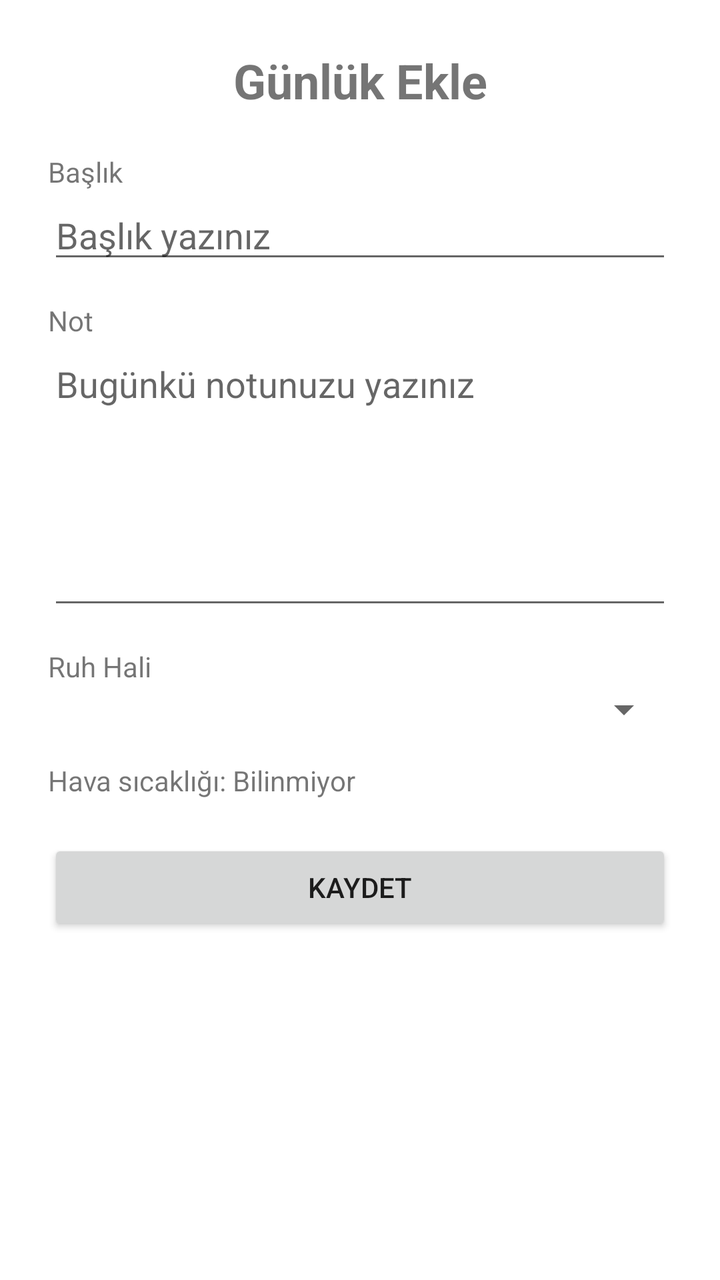
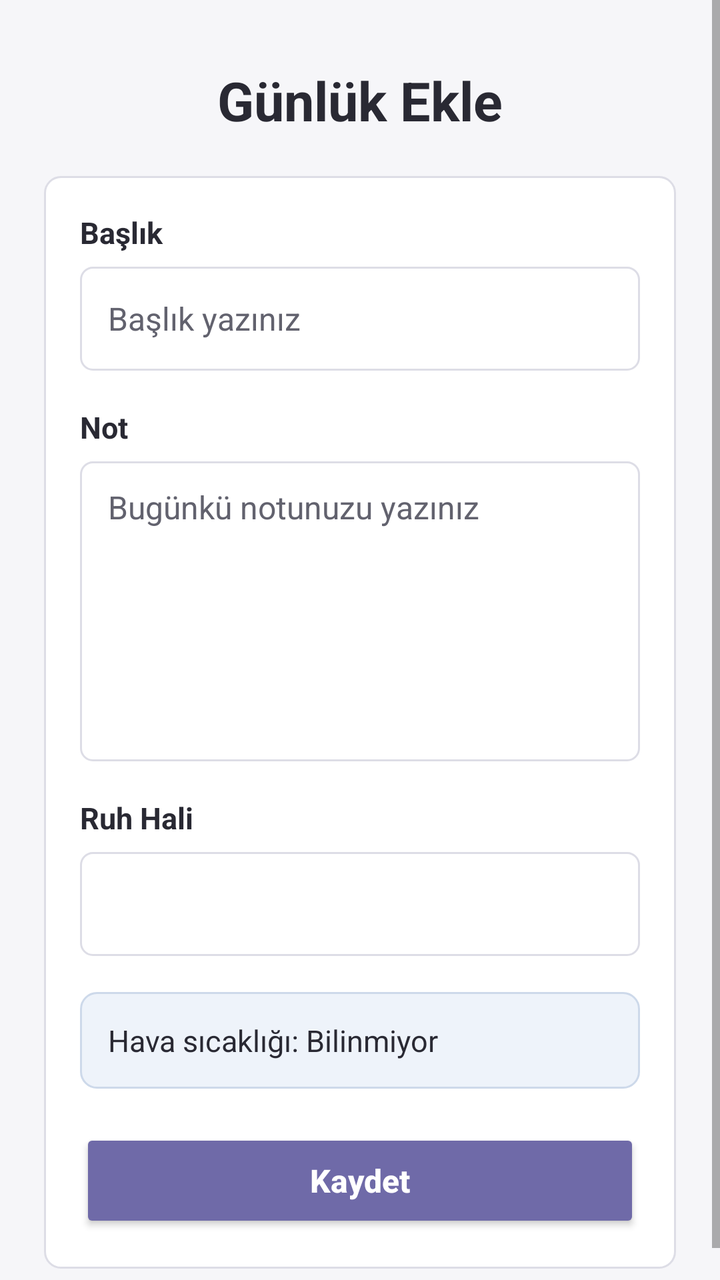

Screens rendered from an Android XML layout before and after an edit, with the pre-edit source and the edit as a unified diff.
<!-- AndroidManifest.xml: application theme android:Theme.Material.Light.NoActionBar -->
<!-- res/layout/activity_add_diary.xml -->
<?xml version="1.0" encoding="utf-8"?>
<ScrollView xmlns:android="http://schemas.android.com/apk/res/android"
    android:layout_width="match_parent"
    android:layout_height="match_parent"
    android:background="#FFFFFF">

    <LinearLayout
        android:layout_width="match_parent"
        android:layout_height="wrap_content"
        android:orientation="vertical"
        android:padding="24dp">

        <TextView
            android:layout_width="match_parent"
            android:layout_height="wrap_content"
            android:text="Günlük Ekle"
            android:textSize="24sp"
            android:textStyle="bold"
            android:gravity="center"
            android:layout_marginBottom="20dp" />

        <TextView
            android:layout_width="match_parent"
            android:layout_height="wrap_content"
            android:text="Başlık" />

        <EditText
            android:id="@+id/titleEditText"
            android:layout_width="match_parent"
            android:layout_height="wrap_content"
            android:hint="Başlık yazınız"
            android:inputType="text"
            android:layout_marginBottom="14dp" />

        <TextView
            android:layout_width="match_parent"
            android:layout_height="wrap_content"
            android:text="Not" />

        <EditText
            android:id="@+id/noteEditText"
            android:layout_width="match_parent"
            android:layout_height="140dp"
            android:gravity="top"
            android:hint="Bugünkü notunuzu yazınız"
            android:inputType="textMultiLine"
            android:layout_marginBottom="14dp" />

        <TextView
            android:layout_width="match_parent"
            android:layout_height="wrap_content"
            android:text="Ruh Hali" />

        <Spinner
            android:id="@+id/moodSpinner"
            android:layout_width="match_parent"
            android:layout_height="wrap_content"
            android:layout_marginBottom="14dp" />

        <TextView
            android:id="@+id/temperatureText"
            android:layout_width="match_parent"
            android:layout_height="wrap_content"
            android:text="Hava sıcaklığı: Bilinmiyor"
            android:layout_marginBottom="20dp" />

        <Button
            android:id="@+id/saveButton"
            android:layout_width="match_parent"
            android:layout_height="wrap_content"
            android:text="Kaydet" />

    </LinearLayout>
</ScrollView>
<!-- resources referenced by this layout -->
<resources>

</resources>

<!-- the commit's change to res/layout/activity_add_diary.xml (unified diff, before → after) -->
@@ -2,73 +2,88 @@
 <ScrollView xmlns:android="http://schemas.android.com/apk/res/android"
     android:layout_width="match_parent"
     android:layout_height="match_parent"
-    android:background="#FFFFFF">
+    android:background="@color/screen_background"
+    android:fillViewport="true">
 
     <LinearLayout
         android:layout_width="match_parent"
         android:layout_height="wrap_content"
         android:orientation="vertical"
-        android:padding="24dp">
+        android:padding="22dp">
 
         <TextView
+            style="@style/ScreenTitle"
             android:layout_width="match_parent"
             android:layout_height="wrap_content"
             android:text="Günlük Ekle"
-            android:textSize="24sp"
-            android:textStyle="bold"
-            android:gravity="center"
+            android:layout_marginTop="10dp"
             android:layout_marginBottom="20dp" />
 
-        <TextView
+        <LinearLayout
             android:layout_width="match_parent"
             android:layout_height="wrap_content"
-            android:text="Başlık" />
+            android:orientation="vertical"
+            android:background="@drawable/bg_card"
+            android:padding="18dp">
 
-        <EditText
-            android:id="@+id/titleEditText"
-            android:layout_width="match_parent"
-            android:layout_height="wrap_content"
-            android:hint="Başlık yazınız"
-            android:inputType="text"
-            android:layout_marginBottom="14dp" />
+            <TextView
+                style="@style/FormLabel"
+                android:layout_width="match_parent"
+                android:layout_height="wrap_content"
+                android:text="Başlık"
+                android:layout_marginBottom="7dp" />
 
-        <TextView
-            android:layout_width="match_parent"
-            android:layout_height="wrap_content"
-            android:text="Not" />
+            <EditText
+                android:id="@+id/titleEditText"
+                style="@style/FormInput"
+                android:hint="Başlık yazınız"
+                android:inputType="text"
+                android:layout_marginBottom="18dp" />
 
-        <EditText
-            android:id="@+id/noteEditText"
-            android:layout_width="match_parent"
-            android:layout_height="140dp"
-            android:gravity="top"
-            android:hint="Bugünkü notunuzu yazınız"
-            android:inputType="textMultiLine"
-            android:layout_marginBottom="14dp" />
+            <TextView
+                style="@style/FormLabel"
+                android:layout_width="match_parent"
+                android:layout_height="wrap_content"
+                android:text="Not"
+                android:layout_marginBottom="7dp" />
 
-        <TextView
-            android:layout_width="match_parent"
-            android:layout_height="wrap_content"
-            android:text="Ruh Hali" />
+            <EditText
+                android:id="@+id/noteEditText"
+                style="@style/FormInput"
+                android:layout_height="150dp"
+                android:gravity="top|start"
+                android:hint="Bugünkü notunuzu yazınız"
+                android:inputType="textMultiLine"
+                android:layout_marginBottom="18dp" />
 
-        <Spinner
-            android:id="@+id/moodSpinner"
-            android:layout_width="match_parent"
-            android:layout_height="wrap_content"
-            android:layout_marginBottom="14dp" />
+            <TextView
+                style="@style/FormLabel"
+                android:layout_width="match_parent"
+                android:layout_height="wrap_content"
+                android:text="Ruh Hali"
+                android:layout_marginBottom="7dp" />
 
-        <TextView
-            android:id="@+id/temperatureText"
-            android:layout_width="match_parent"
-            android:layout_height="wrap_content"
-            android:text="Hava sıcaklığı: Bilinmiyor"
-            android:layout_marginBottom="20dp" />
+            <Spinner
+                android:id="@+id/moodSpinner"
+                style="@style/FormInput"
+                android:layout_marginBottom="18dp" />
 
-        <Button
-            android:id="@+id/saveButton"
-            android:layout_width="match_parent"
-            android:layout_height="wrap_content"
-            android:text="Kaydet" />
+            <TextView
+                android:id="@+id/temperatureText"
+                android:layout_width="match_parent"
+                android:layout_height="wrap_content"
+                android:background="@drawable/bg_weather_card"
+                android:padding="14dp"
+                android:text="Hava sıcaklığı: Bilinmiyor"
+                android:textColor="@color/text_primary"
+                android:textSize="15sp"
+                android:layout_marginBottom="20dp" />
 
+            <Button
+                android:id="@+id/saveButton"
+                style="@style/PrimaryButton"
+                android:text="Kaydet" />
+
+        </LinearLayout>
     </LinearLayout>
 </ScrollView>
<!-- resource entries referenced after the edit -->
@@ -1,5 +1,73 @@
 <!-- resources referenced by this layout -->
 <resources>
-
+  <color name="screen_background">#F6F6F9</color>
+  <color name="text_primary">#292933</color>
+  <!-- drawable bg_card (drawable) -->
+  <?xml version="1.0" encoding="utf-8"?>
+  <shape xmlns:android="http://schemas.android.com/apk/res/android">
+      <solid android:color="@color/card_background" />
+      <stroke
+          android:width="1dp"
+          android:color="@color/border" />
+      <corners android:radius="8dp" />
+  </shape>
+  <!-- drawable bg_weather_card (drawable) -->
+  <?xml version="1.0" encoding="utf-8"?>
+  <shape xmlns:android="http://schemas.android.com/apk/res/android">
+      <solid android:color="#EEF3FA" />
+      <stroke
+          android:width="1dp"
+          android:color="#CDD9EA" />
+      <corners android:radius="8dp" />
+  </shape>
+  <style name="FormInput">
+          <item name="android:layout_width">match_parent</item>
+          <item name="android:layout_height">wrap_content</item>
+          <item name="android:minHeight">52dp</item>
+          <item name="android:background">@drawable/bg_input</item>
+          <item name="android:paddingLeft">14dp</item>
+          <item name="android:paddingTop">12dp</item>
+          <item name="android:paddingRight">14dp</item>
+          <item name="android:paddingBottom">12dp</item>
+          <item name="android:textColor">@color/text_primary</item>
+          <item name="android:textColorHint">@color/text_secondary</item>
+          <item name="android:textSize">16sp</item>
+      </style>
+  <style name="FormLabel">
+          <item name="android:textColor">@color/text_primary</item>
+          <item name="android:textSize">15sp</item>
+          <item name="android:textStyle">bold</item>
+          <item name="android:letterSpacing">0</item>
+      </style>
+  <style name="PrimaryButton">
+          <item name="android:layout_width">match_parent</item>
+          <item name="android:layout_height">52dp</item>
+          <item name="android:backgroundTint">@color/primary</item>
+          <item name="android:textColor">#FFFFFF</item>
+          <item name="android:textSize">16sp</item>
+          <item name="android:textStyle">bold</item>
+          <item name="android:textAllCaps">false</item>
+          <item name="android:letterSpacing">0</item>
+      </style>
+  <style name="ScreenTitle">
+          <item name="android:textColor">@color/text_primary</item>
+          <item name="android:textSize">27sp</item>
+          <item name="android:textStyle">bold</item>
+          <item name="android:gravity">center</item>
+          <item name="android:letterSpacing">0</item>
+      </style>
+  <color name="card_background">#FFFFFF</color>
+  <color name="border">#DDDDE6</color>
+  <!-- drawable bg_input (drawable) -->
+  <?xml version="1.0" encoding="utf-8"?>
+  <shape xmlns:android="http://schemas.android.com/apk/res/android">
+      <solid android:color="#FFFFFF" />
+      <stroke
+          android:width="1dp"
+          android:color="@color/border" />
+      <corners android:radius="6dp" />
+  </shape>
+  <color name="text_secondary">#62626E</color>
+  <color name="primary">#6F6AA8</color>
 </resources>
 
